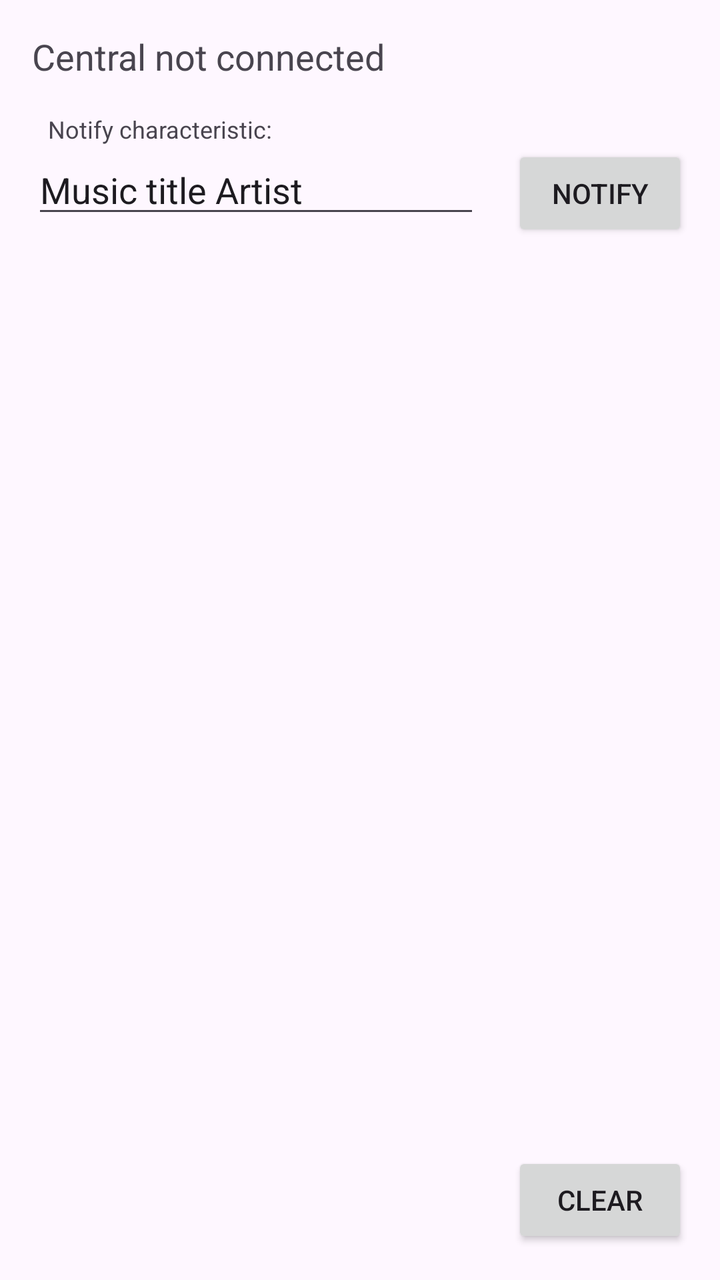
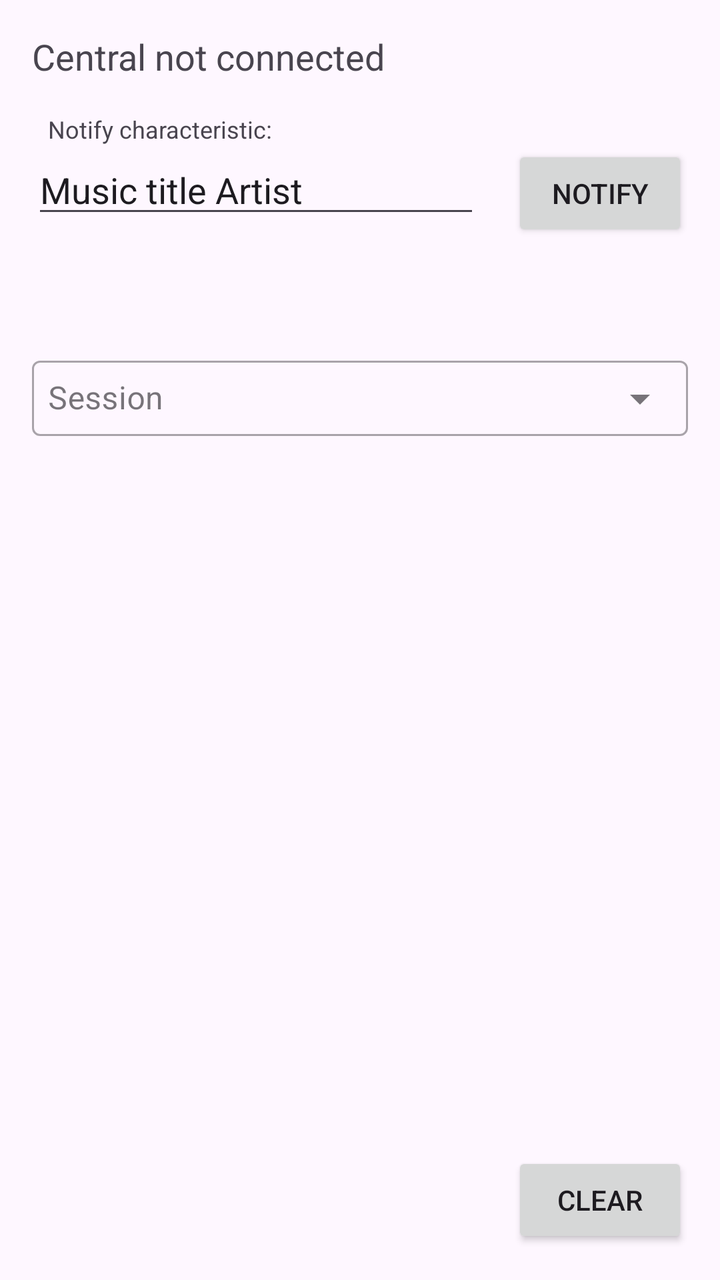

The first picture is an Android layout as it rendered before a commit; the second is the same layout after the commit. The layout source and the unified diff follow.
<!-- AndroidManifest.xml: application theme Theme.Twingo -->
<!-- res/layout/activity_main.xml -->
<?xml version="1.0" encoding="utf-8"?>
<androidx.constraintlayout.widget.ConstraintLayout xmlns:android="http://schemas.android.com/apk/res/android"
    xmlns:app="http://schemas.android.com/apk/res-auto"
    xmlns:tools="http://schemas.android.com/tools"
    android:layout_width="match_parent"
    android:layout_height="match_parent"
    android:layout_marginTop="64dp"
    tools:context=".MainActivity">

    <TextView
        android:id="@+id/text_connection_state"
        android:layout_width="0dp"
        android:layout_height="wrap_content"
        android:layout_marginStart="16dp"
        android:layout_marginTop="16dp"
        android:layout_marginEnd="16dp"
        android:text="@string/text_disconnected"
        android:textSize="18sp"
        app:layout_constraintEnd_toEndOf="parent"
        app:layout_constraintStart_toStartOf="parent"
        app:layout_constraintTop_toTopOf="parent" />

    <TextView
        android:id="@+id/text_notify_characteristic"
        android:layout_width="wrap_content"
        android:layout_height="wrap_content"
        android:layout_marginStart="24dp"
        android:layout_marginTop="16dp"
        android:text="@string/text_notify_characteristic"
        android:textSize="12sp"
        app:layout_constraintStart_toStartOf="parent"
        app:layout_constraintTop_toBottomOf="@+id/text_connection_state" />

    <EditText
        android:id="@+id/edit_current_music"
        android:layout_width="0dp"
        android:layout_height="wrap_content"
        android:layout_marginStart="16dp"
        android:layout_marginEnd="16dp"
        android:autofillHints=""
        android:ems="10"
        android:inputType="text"
        android:text="@string/text_current_music"
        app:layout_constraintEnd_toStartOf="@+id/button_notify"
        app:layout_constraintStart_toStartOf="parent"
        app:layout_constraintTop_toBottomOf="@+id/text_notify_characteristic"
        tools:ignore="LabelFor" />

    <Button
        android:id="@+id/button_notify"
        android:layout_width="wrap_content"
        android:layout_height="wrap_content"
        android:layout_marginEnd="16dp"
        android:onClick="onTapSend"
        android:text="@string/button_notify"
        app:layout_constraintBaseline_toBaselineOf="@+id/edit_current_music"
        app:layout_constraintEnd_toEndOf="parent" />

    <ImageView
        android:id="@+id/image_music_cover"
        android:layout_width="48dp"
        android:layout_height="48dp"
        android:layout_marginStart="16dp"
        android:layout_marginTop="8dp"
        android:contentDescription=""
        app:layout_constraintStart_toStartOf="parent"
        app:layout_constraintTop_toBottomOf="@+id/edit_current_music"
        tools:ignore="ContentDescription" />

    <ImageView
        android:id="@+id/image_grayscale_music_cover"
        android:layout_width="48dp"
        android:layout_height="48dp"
        android:layout_marginStart="16dp"
        android:layout_marginTop="8dp"
        android:contentDescription=""
        app:layout_constraintStart_toEndOf="@+id/image_music_cover"
        app:layout_constraintTop_toBottomOf="@+id/edit_current_music"
        tools:ignore="ContentDescription" />

    <ScrollView
        android:id="@+id/scroll_logs"
        android:layout_width="match_parent"
        android:layout_height="0dp"
        android:layout_marginStart="16dp"
        android:layout_marginTop="16dp"
        android:layout_marginEnd="16dp"
        android:layout_marginBottom="16dp"
        android:layout_weight="1"
        app:layout_constraintBottom_toTopOf="@+id/button_clear"
        app:layout_constraintEnd_toEndOf="parent"
        app:layout_constraintHorizontal_bias="0.0"
        app:layout_constraintStart_toStartOf="parent"
        app:layout_constraintTop_toBottomOf="@+id/image_music_cover">

        <TextView
            android:id="@+id/text_logs"
            android:layout_width="wrap_content"
            android:layout_height="wrap_content" />

    </ScrollView>

    <Button
        android:id="@+id/button_clear"
        android:layout_width="wrap_content"
        android:layout_height="wrap_content"
        android:layout_marginEnd="16dp"
        android:layout_marginBottom="16dp"
        android:onClick="onTapClearLog"
        android:text="@string/button_clear"
        app:layout_constraintBottom_toBottomOf="parent"
        app:layout_constraintEnd_toEndOf="parent" />

</androidx.constraintlayout.widget.ConstraintLayout>
<!-- resources referenced by this layout -->
<resources>
  <string name="button_clear">Clear</string>
  <string name="button_notify">Notify</string>
  <string name="text_current_music">Music title\nArtist</string>
  <string name="text_disconnected">Central not connected</string>
  <string name="text_notify_characteristic">Notify characteristic:</string>
  <style name="Theme.Twingo" parent="Theme.Material3.Light.NoActionBar">
          <item name="android:statusBarColor">@android:color/transparent</item>
          <item name="android:windowLightStatusBar">true</item>
      </style>
</resources>

<!-- the commit's change to res/layout/activity_main.xml (unified diff, before → after) -->
@@ -78,6 +78,24 @@
         app:layout_constraintTop_toBottomOf="@+id/edit_current_music"
         tools:ignore="ContentDescription" />
 
+    <com.google.android.material.textfield.TextInputLayout
+        android:id="@+id/session_dropdown"
+        style="@style/Widget.MaterialComponents.TextInputLayout.OutlinedBox.ExposedDropdownMenu"
+        android:layout_width="match_parent"
+        android:layout_height="wrap_content"
+        android:layout_marginStart="16dp"
+        android:layout_marginEnd="16dp"
+        android:hint="Session"
+        app:layout_constraintTop_toBottomOf="@+id/image_music_cover">
+
+        <AutoCompleteTextView
+            android:layout_width="match_parent"
+            android:layout_height="wrap_content"
+            android:inputType="none"
+            android:padding="8dp" />
+
+    </com.google.android.material.textfield.TextInputLayout>
+
     <ScrollView
         android:id="@+id/scroll_logs"
         android:layout_width="match_parent"
@@ -91,12 +109,13 @@
         app:layout_constraintEnd_toEndOf="parent"
         app:layout_constraintHorizontal_bias="0.0"
         app:layout_constraintStart_toStartOf="parent"
-        app:layout_constraintTop_toBottomOf="@+id/image_music_cover">
+        app:layout_constraintTop_toBottomOf="@+id/session_dropdown">
 
         <TextView
             android:id="@+id/text_logs"
             android:layout_width="wrap_content"
-            android:layout_height="wrap_content" />
+            android:layout_height="wrap_content"
+            android:textSize="16sp" />
 
     </ScrollView>
 
